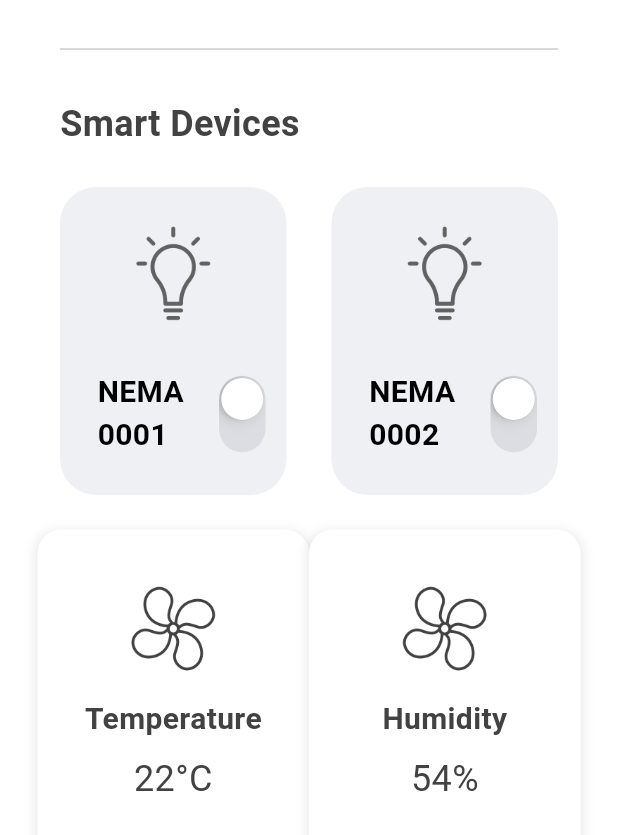
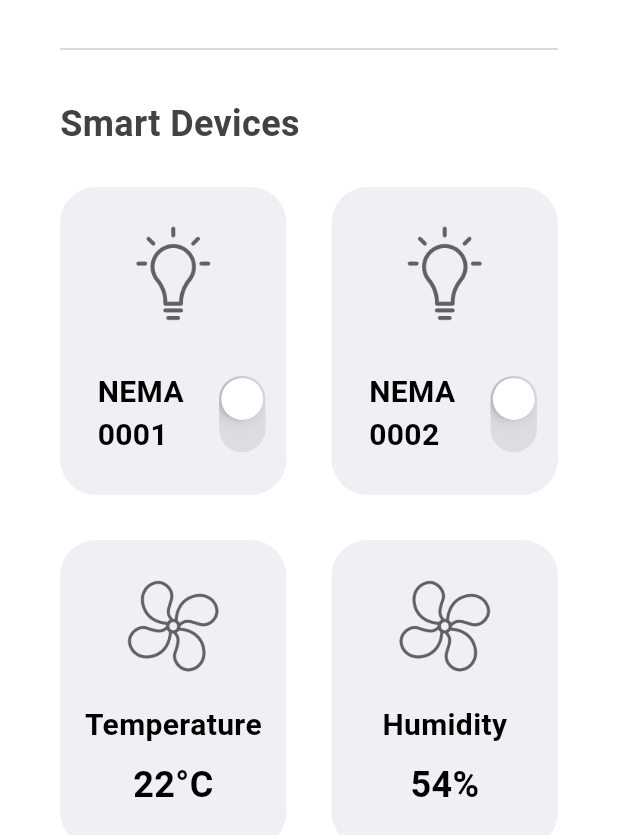
Before and after one commit to HyHyZhaLee/Thesis_SmartPole, a Flutter app: the screen it shows after launch, on a phone screen of 412 x 824 dp, the part 401-1236 px from its top. Run offline on Flutter 3.47's test engine with Material 3 defaults, Android fonts, the light colour scheme and no system bars; our stand-ins replace connectivity_plus, google_fonts; missing offline and left inert: mqtt_client.

Commit message:
Update success UI dev

```diff
--- a/FlutterApp/lib/util/sensor_data_box.dart
+++ b/FlutterApp/lib/util/sensor_data_box.dart
@@ -14,48 +14,51 @@
 
   @override
   Widget build(BuildContext context) {
-    return Container(
-      padding: const EdgeInsets.all(16),
-      margin: const EdgeInsets.symmetric(vertical: 8),
+    return Padding(
+      padding: const EdgeInsets.all(15.0),
+      child: Container(
         decoration: BoxDecoration(
-        color: Colors.white,
-        borderRadius: BorderRadius.circular(16),
-        boxShadow: [
-          BoxShadow(
-            color: Colors.grey.withOpacity(0.2),
-            spreadRadius: 2,
-            blurRadius: 5,
-            offset: Offset(0, 3),
+          borderRadius: BorderRadius.circular(24),
+          color: const Color.fromARGB(44, 164, 167, 189), // Màu nền giống SmartDeviceBox khi tắt
         ),
-        ],
-      ),
+        child: Padding(
+          padding: const EdgeInsets.symmetric(vertical: 25.0),
           child: Column(
-        mainAxisAlignment: MainAxisAlignment.center,
+            mainAxisAlignment: MainAxisAlignment.spaceBetween,
             children: [
+              // icon
               Image.asset(
                 iconPath,
-            height: 60,
-            color: Colors.grey[800],
+                height: 65,
+                color: Colors.grey.shade700,
               ),
-          SizedBox(height: 16),
+
+              // sensor name + data
+              Column(
+                children: [
                   Text(
                     sensorName,
                     style: TextStyle(
+                      fontWeight: FontWeight.bold,
                       fontSize: 20,
-              fontWeight: FontWeight.bold,
-              color: Colors.grey[800],
+                      color: Colors.black,
                     ),
                   ),
                   SizedBox(height: 8),
                   Text(
                     sensorData,
                     style: TextStyle(
+                      fontWeight: FontWeight.bold,
                       fontSize: 24,
-              color: Colors.grey[800],
+                      color: Colors.black,
                     ),
                   ),
                 ],
               ),
+            ],
+          ),
+        ),
+      ),
     );
   }
 }
```
Lines whose indentation alone changed are shown as unchanged.
